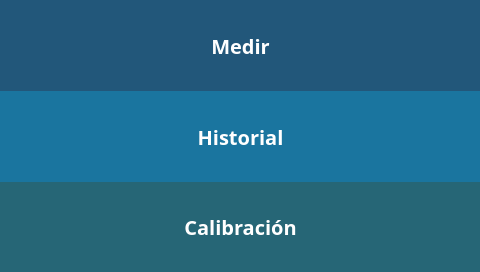
The window that src/views/MeasureMenuView/MeasureMenu.ui (Giocerz/water_quality_rpi_unal) describes before a commit, drawn with Qt 5.
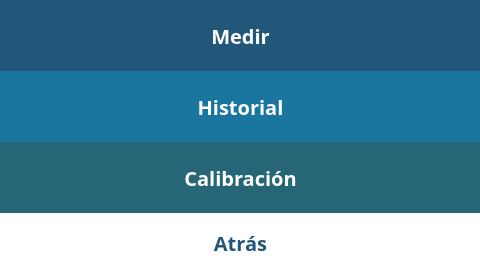
The same window after the commit.

Commit message: add: back btn to mesaure menu

The edit to the form file:
```diff
--- a/src/views/MeasureMenuView/MeasureMenu.ui
+++ b/src/views/MeasureMenuView/MeasureMenu.ui
@@ -30,9 +30,9 @@
     <property name="geometry">
      <rect>
       <x>0</x>
-      <y>182</y>
+      <y>142</y>
       <width>481</width>
-      <height>90</height>
+      <height>71</height>
      </rect>
     </property>
     <property name="styleSheet">
@@ -57,7 +57,7 @@
       <x>0</x>
       <y>0</y>
       <width>481</width>
-      <height>91</height>
+      <height>71</height>
      </rect>
     </property>
     <property name="styleSheet">
@@ -80,9 +80,9 @@
     <property name="geometry">
      <rect>
       <x>0</x>
-      <y>91</y>
+      <y>71</y>
       <width>481</width>
-      <height>91</height>
+      <height>71</height>
      </rect>
     </property>
     <property name="styleSheet">
@@ -101,6 +101,31 @@
      </size>
     </property>
    </widget>
+   <widget class="QPushButton" name="backBtn">
+    <property name="geometry">
+     <rect>
+      <x>0</x>
+      <y>213</y>
+      <width>481</width>
+      <height>59</height>
+     </rect>
+    </property>
+    <property name="styleSheet">
+     <string notr="true">QPushButton {
+	background-color: white;
+	color: #22577a;
+}</string>
+    </property>
+    <property name="text">
+     <string>Atrás</string>
+    </property>
+    <property name="iconSize">
+     <size>
+      <width>50</width>
+      <height>50</height>
+     </size>
+    </property>
+   </widget>
   </widget>
  </widget>
  <resources/>
```
The commit also changes 2 other files.
